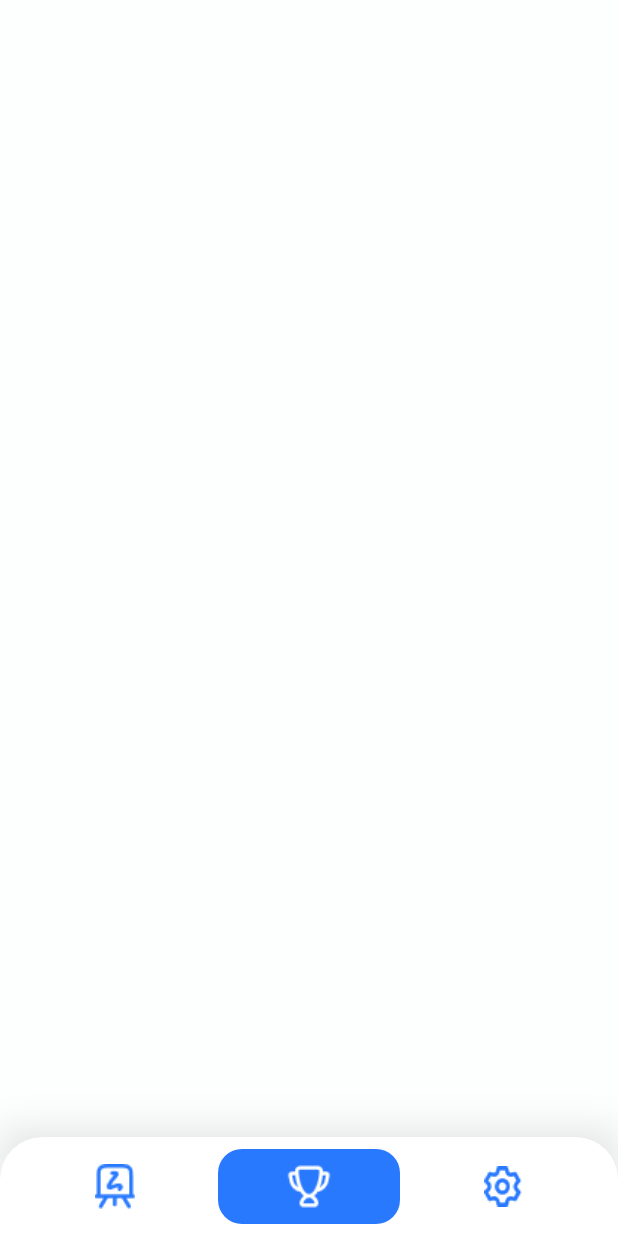
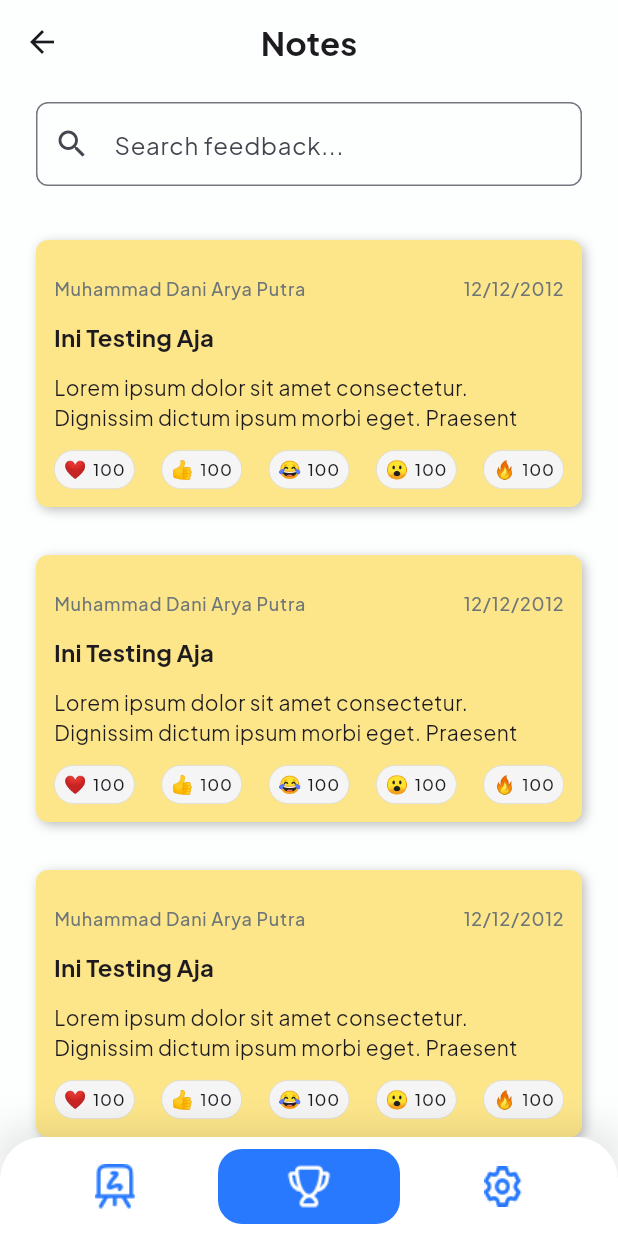
Before and after one commit to NotDaniArya/community_feedback, a Flutter app: the NavigationMenu screen opened directly, item 2 of the bottom bar chosen, on a phone screen of 412 x 824 dp. Run offline on Flutter 3.47's test engine with Material 3 defaults, Android fonts, the phone set to English and light mode, and no system bars; our stand-ins replace cached_network_image, dartz, dotted_border, drift, equatable, flutter_animate and 7 more; accounts and stored records are empty; generated files the repository leaves out were written again.

Commit message:
feat: menambahkan fitur top likes & newest notes mencakup search bar dan sticky notes list

```diff
--- a/lib/features/notes/presentation/screens/notes_screen.dart
+++ b/lib/features/notes/presentation/screens/notes_screen.dart
@@ -82,7 +82,7 @@ class _NotesScreenState extends State<NotesScreen> {
   }
 
   void _zoomOut() {
-    const double minScale = 0.8;
+    const double minScale = 0.6;
     const double scaleFactor = 0.8;
 
     // Get current scale from transformation matrix
--- /dev/null
+++ b/lib/features/top likes and newest/presentations/screens/top_likes_newest_screen.dart
@@ -0,0 +1,173 @@
+import 'package:community_feedback/features/notes/presentation/screens/widgets/reaction_chip.dart';
+import 'package:community_feedback/features/notes/presentation/screens/widgets/sticky_note.dart';
+import 'package:community_feedback/features/top%20likes%20and%20newest/presentations/screens/widgets/my_search_bar.dart';
+import 'package:community_feedback/utils/constant/colors.dart';
+import 'package:community_feedback/utils/constant/sizes.dart';
+import 'package:flutter/material.dart';
+import 'package:intl/intl.dart';
+
+class TopLikesNewestScreen extends StatefulWidget {
+  const TopLikesNewestScreen({super.key});
+
+  @override
+  State<TopLikesNewestScreen> createState() => _TopLikesNewestScreenState();
+}
+
+class _TopLikesNewestScreenState extends State<TopLikesNewestScreen> {
+  final _searchController = TextEditingController();
+
+  @override
+  void initState() {
+    super.initState();
+
+    _searchController.addListener(() {
+      setState(() {});
+    });
+  }
+
+  @override
+  void dispose() {
+    _searchController.dispose();
+    super.dispose();
+  }
+
+  @override
+  Widget build(BuildContext context) {
+    final textTheme = Theme.of(context).textTheme;
+
+    return Scaffold(
+      backgroundColor: TColors.backgroundColor,
+      appBar: AppBar(
+        backgroundColor: TColors.backgroundColor,
+        title: Text(
+          'Notes',
+          style: textTheme.titleLarge!.copyWith(fontWeight: FontWeight.bold),
+        ),
+        centerTitle: true,
+      ),
+      body: SafeArea(
+        child: CustomScrollView(
+          slivers: [
+            SliverPersistentHeader(
+              pinned: true,
+
+              delegate: MyDelegateClass(controller: _searchController),
+            ),
+            SliverPadding(
+              padding: const EdgeInsetsGeometry.all(TSizes.scaffoldPadding),
+              sliver: SliverList(
+                delegate: SliverChildBuilderDelegate((context, index) {
+                  return Container(
+                    width: double.infinity,
+                    padding: const EdgeInsets.all(TSizes.mediumSpace),
+                    margin: const EdgeInsets.only(bottom: TSizes.spaceBtwSections),
+                    decoration: BoxDecoration(
+                      color: TColors.pastelColors[0],
+                      borderRadius: BorderRadius.circular(8),
+                      boxShadow: const [
+                        BoxShadow(
+                          color: Colors.black26,
+                          blurRadius: 6,
+                          offset: Offset(2, 2),
+                        ),
+                      ],
+                    ),
+                    child: Column(
+                      crossAxisAlignment: CrossAxisAlignment.start,
+                      mainAxisSize: MainAxisSize.min,
+                      children: [
+                        const SizedBox(height: TSizes.mediumSpace),
+                        Row(
+                          mainAxisAlignment: MainAxisAlignment.spaceBetween,
+                          children: [
+                            Expanded(
+                              child: Text(
+                                'Muhammad Dani Arya Putra',
+                                style: textTheme.labelMedium!.copyWith(
+                                  color: TColors.secondaryText,
+                                ),
+                                overflow: TextOverflow.ellipsis,
+                              ),
+                            ),
+
+                            const SizedBox(width: TSizes.largeSpace),
+
+                            Text(
+                              '12/12/2012',
+                              style: textTheme.labelMedium!.copyWith(
+                                color: TColors.secondaryText,
+                              ),
+                            ),
+                          ],
+                        ),
+                        const SizedBox(height: TSizes.mediumSpace),
+                        Text(
+                          'Ini Testing Aja',
+                          style: textTheme.titleMedium!.copyWith(
+                            fontWeight: FontWeight.bold,
+                          ),
+                        ),
+                        const SizedBox(height: TSizes.mediumSpace),
+                        Text(
+                          'Lorem ipsum dolor sit amet consectetur. Dignissim dictum ipsum morbi eget. Praesent',
+                          style: textTheme.bodyMedium!.copyWith(
+                            fontWeight: FontWeight.normal,
+                          ),
+                        ),
+                        const SizedBox(height: TSizes.mediumSpace,),
+                        const Row(
+                          mainAxisAlignment: MainAxisAlignment.spaceBetween,
+                          children: [
+                            ReactionChip(emoji: '❤️'),
+                            ReactionChip(emoji: '👍'),
+                            ReactionChip(emoji: '😂'),
+                            ReactionChip(emoji: '😮'),
+                            ReactionChip(emoji: '🔥'),
+                          ],
+                        ),
+                      ],
+                    ),
+                  );
+                }, childCount: 7),
+              ),
+            ),
+          ],
+        ),
+      ),
+    );
+  }
+}
+
+class MyDelegateClass extends SliverPersistentHeaderDelegate {
+  final TextEditingController controller;
+
+  MyDelegateClass({required this.controller});
+
+  @override
+  Widget build(
+    BuildContext context,
+    double shrinkOffset,
+    bool overlapsContent,
+  ) {
+    return Container(
+      padding: const EdgeInsets.symmetric(
+        horizontal: TSizes.scaffoldPadding,
+        vertical: TSizes.mediumSpace,
+      ),
+
+      color: TColors.backgroundColor,
+      child: MySearchBar(controller: controller),
+    );
+  }
+
+  @override
+  double get maxExtent => 80.0;
+
+  @override
+  double get minExtent => 80.0;
+
+  @override
+  bool shouldRebuild(covariant MyDelegateClass oldDelegate) {
+    return controller != oldDelegate.controller;
+  }
+}
--- /dev/null
+++ b/lib/features/top likes and newest/presentations/screens/widgets/my_search_bar.dart
@@ -0,0 +1,32 @@
+import 'package:flutter/material.dart';
+
+class MySearchBar extends StatelessWidget {
+  const MySearchBar({
+    super.key,
+    required this.controller,
+  });
+
+  final TextEditingController controller;
+
+  @override
+  Widget build(BuildContext context) {
+    return TextField(
+      controller: controller,
+      decoration: InputDecoration(
+        hintText: 'Search feedback...',
+        prefixIcon: const Icon(Icons.search),
+        border: const OutlineInputBorder(
+          borderRadius: BorderRadius.all(Radius.circular(8)),
+        ),
+        suffixIcon: controller.text.isNotEmpty
+            ? IconButton(
+                icon: const Icon(Icons.clear),
+                onPressed: () {
+                  controller.clear();
+                },
+              )
+            : null,
+      ),
+    );
+  }
+}
--- a/lib/navigation_menu.dart
+++ b/lib/navigation_menu.dart
@@ -1,4 +1,5 @@
 import 'package:community_feedback/features/notes/presentation/screens/notes_screen.dart';
+import 'package:community_feedback/features/top%20likes%20and%20newest/presentations/screens/top_likes_newest_screen.dart';
 import 'package:community_feedback/utils/constant/colors.dart';
 import 'package:community_feedback/utils/constant/sizes.dart';
 import 'package:flutter/material.dart';
@@ -21,7 +22,7 @@ class _NavigationMenuState extends State<NavigationMenu>
 
   static final List<Widget> _listMenu = [
     const NotesScreen(),
-    Container(),
+    const TopLikesNewestScreen(),
     Container(),
   ];
 
```
